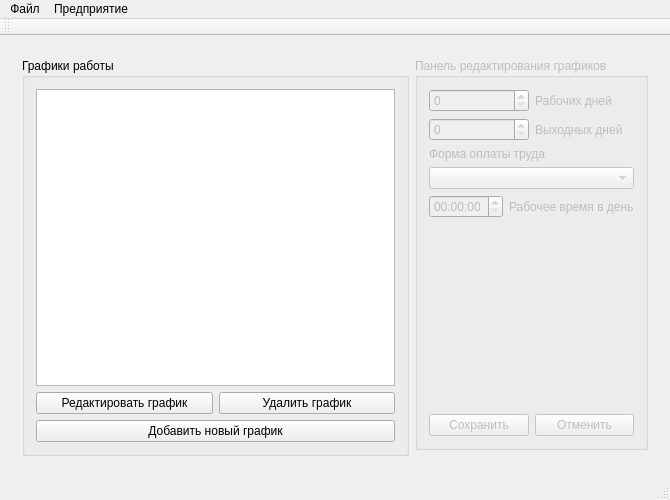
artemkurylev/mdkp, file SalaryCount/SalaryCount/salarycount.ui: the form before one commit.
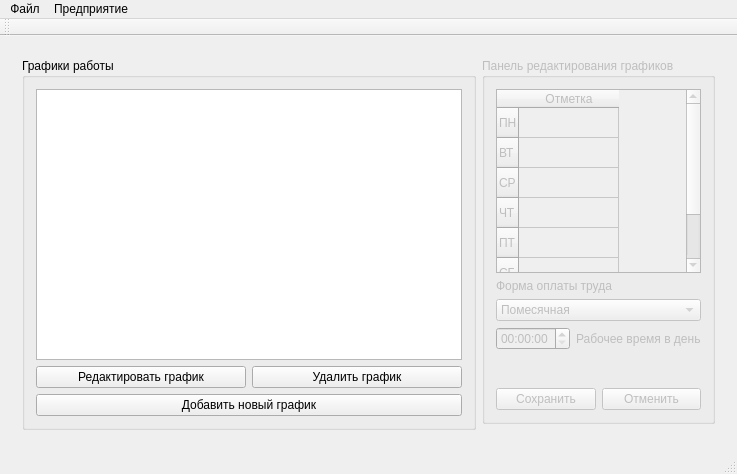
The form after the commit. The open tabs and pages were chosen to show the change.

Commit message: Изменено поля рдактирования/добавления графика, добавлена логика переключения в режим создания нового графика

The edit to the form file:
```diff
--- a/SalaryCount/SalaryCount/salarycount.ui
+++ b/SalaryCount/SalaryCount/salarycount.ui
@@ -6,8 +6,8 @@
    <rect>
     <x>0</x>
     <y>0</y>
-    <width>670</width>
-    <height>500</height>
+    <width>737</width>
+    <height>474</height>
    </rect>
   </property>
   <property name="windowTitle">
@@ -508,7 +508,7 @@
          <widget class="QGroupBox" name="groupBox_4">
           <property name="sizePolicy">
            <sizepolicy hsizetype="Preferred" vsizetype="Preferred">
-            <horstretch>1</horstretch>
+            <horstretch>2</horstretch>
             <verstretch>0</verstretch>
            </sizepolicy>
           </property>
@@ -556,39 +556,7 @@
            <string>Панель редактирования графиков</string>
           </property>
           <layout class="QGridLayout" name="gridLayout_6">
-           <item row="0" column="0">
-            <layout class="QHBoxLayout" name="horizontalLayout_7">
-             <item>
-              <widget class="QSpinBox" name="spinBox_2">
-               <property name="enabled">
-                <bool>false</bool>
-               </property>
-              </widget>
-             </item>
-             <item>
-              <widget class="QLabel" name="label_18">
-               <property name="text">
-                <string>Рабочих дней</string>
-               </property>
-              </widget>
-             </item>
-            </layout>
-           </item>
            <item row="1" column="0">
-            <layout class="QHBoxLayout" name="horizontalLayout_6">
-             <item>
-              <widget class="QSpinBox" name="spinBox"/>
-             </item>
-             <item>
-              <widget class="QLabel" name="label_17">
-               <property name="text">
-                <string>Выходных дней</string>
-               </property>
-              </widget>
-             </item>
-            </layout>
-           </item>
-           <item row="2" column="0">
             <layout class="QVBoxLayout" name="verticalLayout_13">
              <item>
               <widget class="QLabel" name="label_19">
@@ -598,14 +566,60 @@
               </widget>
              </item>
              <item>
-              <widget class="QComboBox" name="comboBox_4"/>
+              <widget class="QComboBox" name="payFormChoice">
+               <item>
+                <property name="text">
+                 <string>Помесячная</string>
+                </property>
+               </item>
+               <item>
+                <property name="text">
+                 <string>Почасовая</string>
+                </property>
+               </item>
+              </widget>
              </item>
             </layout>
            </item>
-           <item row="3" column="0">
+           <item row="4" column="0">
+            <layout class="QHBoxLayout" name="horizontalLayout_10">
+             <item>
+              <widget class="QPushButton" name="saveDutyChartBtn">
+               <property name="enabled">
+                <bool>false</bool>
+               </property>
+               <property name="text">
+                <string>Сохранить</string>
+               </property>
+              </widget>
+             </item>
+             <item>
+              <widget class="QPushButton" name="cancelDutyChartBtn">
+               <property name="enabled">
+                <bool>false</bool>
+               </property>
+               <property name="text">
+                <string>Отменить</string>
+               </property>
+              </widget>
+             </item>
+            </layout>
+           </item>
+           <item row="2" column="0">
             <layout class="QHBoxLayout" name="horizontalLayout_5">
              <item>
-              <widget class="QTimeEdit" name="timeEdit_3"/>
+              <widget class="QTimeEdit" name="workTimeEdit">
+               <property name="enabled">
+                <bool>false</bool>
+               </property>
+               <property name="maximumTime">
+                <time>
+                 <hour>12</hour>
+                 <minute>0</minute>
+                 <second>0</second>
+                </time>
+               </property>
+              </widget>
              </item>
              <item>
               <widget class="QLabel" name="label_16">
@@ -616,7 +630,7 @@
              </item>
             </layout>
            </item>
-           <item row="4" column="0">
+           <item row="3" column="0">
             <spacer name="verticalSpacer">
              <property name="orientation">
               <enum>Qt::Vertical</enum>
@@ -629,23 +643,55 @@
              </property>
             </spacer>
            </item>
-           <item row="5" column="0">
-            <layout class="QHBoxLayout" name="horizontalLayout_10">
-             <item>
-              <widget class="QPushButton" name="pushButton_9">
-               <property name="text">
-                <string>Сохранить</string>
-               </property>
-              </widget>
-             </item>
-             <item>
-              <widget class="QPushButton" name="pushButton_10">
-               <property name="text">
-                <string>Отменить</string>
-               </property>
-              </widget>
-             </item>
-            </layout>
+           <item row="0" column="0">
+            <widget class="QTableWidget" name="DutyChartMarksEdit">
+             <property name="sizePolicy">
+              <sizepolicy hsizetype="Ignored" vsizetype="Expanding">
+               <horstretch>0</horstretch>
+               <verstretch>0</verstretch>
+              </sizepolicy>
+             </property>
+             <row>
+              <property name="text">
+               <string>ПН</string>
+              </property>
+             </row>
+             <row>
+              <property name="text">
+               <string>ВТ</string>
+              </property>
+             </row>
+             <row>
+              <property name="text">
+               <string>СР</string>
+              </property>
+             </row>
+             <row>
+              <property name="text">
+               <string>ЧТ</string>
+              </property>
+             </row>
+             <row>
+              <property name="text">
+               <string>ПТ</string>
+              </property>
+             </row>
+             <row>
+              <property name="text">
+               <string>СБ</string>
+              </property>
+             </row>
+             <row>
+              <property name="text">
+               <string>ВС</string>
+              </property>
+             </row>
+             <column>
+              <property name="text">
+               <string>Отметка</string>
+              </property>
+             </column>
+            </widget>
            </item>
           </layout>
          </widget>
@@ -696,7 +742,7 @@
     <rect>
      <x>0</x>
      <y>0</y>
-     <width>670</width>
+     <width>737</width>
      <height>21</height>
     </rect>
    </property>
```
Left out of the diff: 6 changed lines with no effect on the pictures. The commit also changes 2 other files.
